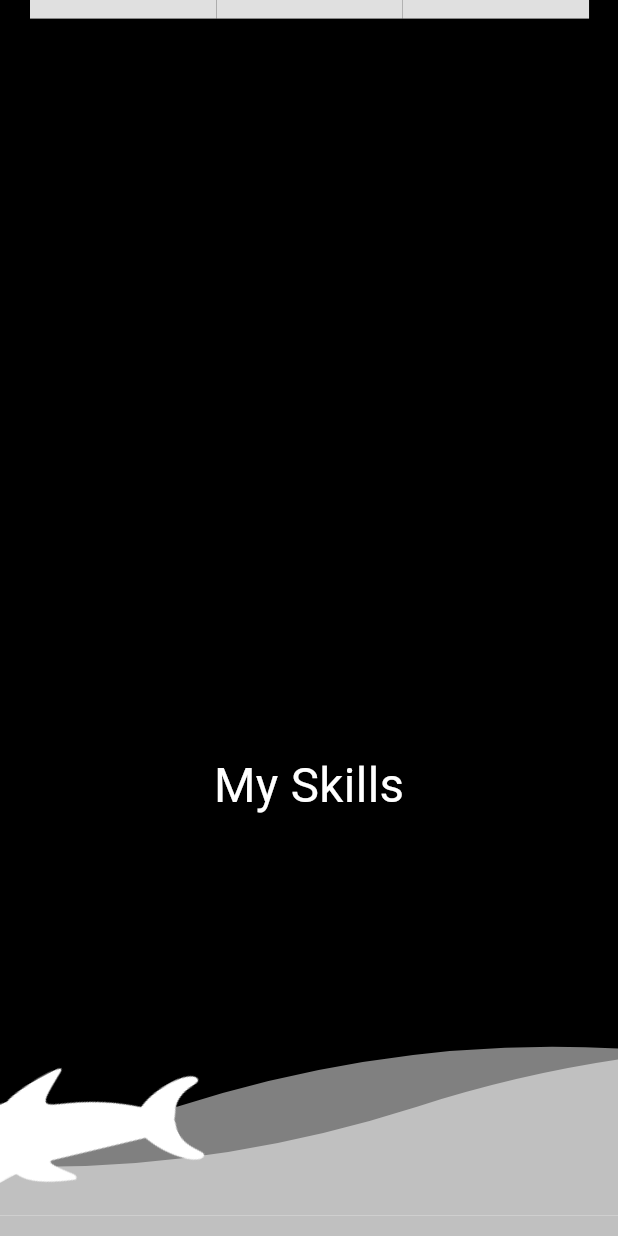
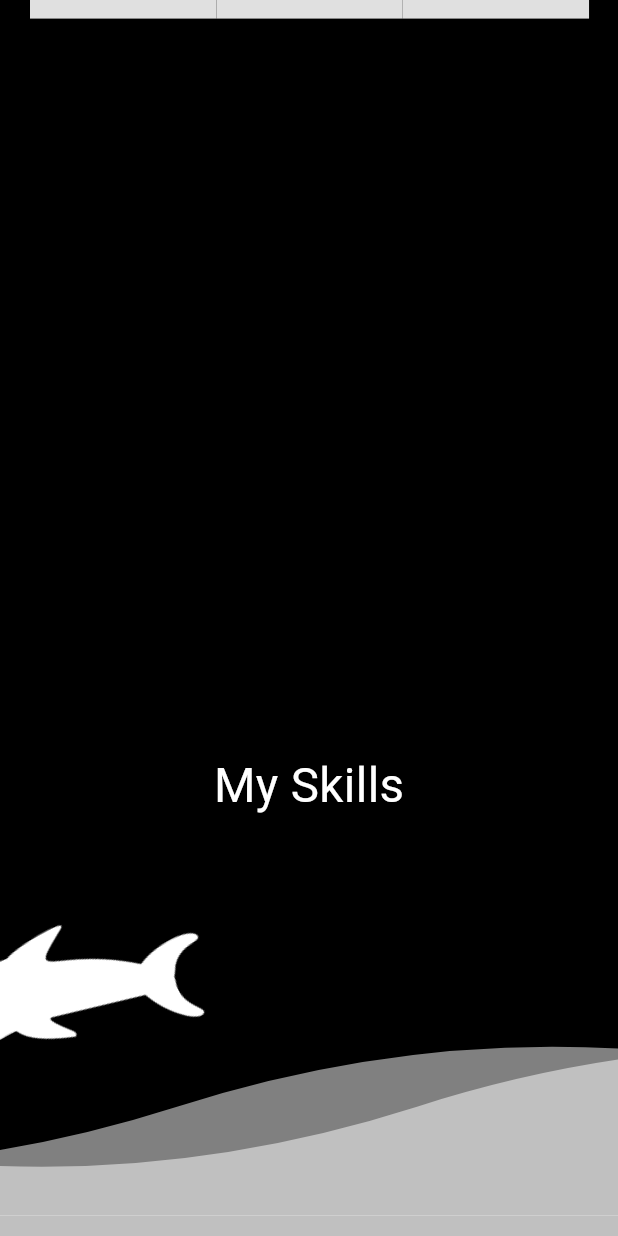
Before and after one commit to kshitiz3133/portfolio, a Flutter app: the screen it shows after launch, scrolled down 1728 dp, on a phone screen of 412 x 824 dp. Run offline on Flutter 3.47's test engine with Material 3 defaults, Android fonts, the phone set to English and light mode, and no system bars; our stand-ins replace flutter_screenutil, lottie; network calls fail.

Commit message:
dolphins moved up

```diff
--- a/lib/home.dart
+++ b/lib/home.dart
@@ -245,7 +245,7 @@
                                     color: Colors.white, fontSize: 30.sp),
                               )),
                           Positioned(
-                              top: ScreenUtil().setHeight(topOne + 1780.h),
+                              top: ScreenUtil().setHeight(topOne + 1680.h),
                               left: 10.w,
                               child: Transform.scale(
                                   scale: 0.9,
@@ -255,7 +255,7 @@
                                           image: AssetImage(
                                               'assets/dolphin.png'))))),
                           Positioned(
-                              top: ScreenUtil().setHeight(topOne + 1550.h),
+                              top: ScreenUtil().setHeight(topOne + 1450.h),
                               right: 1.w,
                               child: Transform.scale(
                                   scale: 0.8,
```
